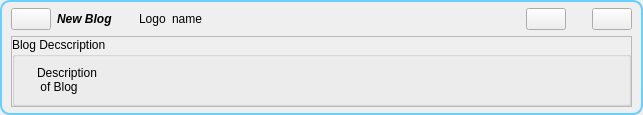
First picture: the form in retroshare-gui/src/gui/feeds/BlogNewItem.ui, repository RetroShare/RetroShare, before the edit.
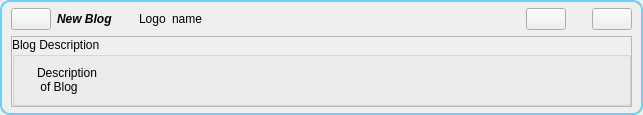
Second picture: the form after the edit. Icons and pictures are not drawn.

What changed in the file:
```diff
--- a/retroshare-gui/src/gui/feeds/BlogNewItem.ui
+++ b/retroshare-gui/src/gui/feeds/BlogNewItem.ui
@@ -215,7 +215,7 @@
          <item>
           <widget class="QGroupBox" name="groupBox">
            <property name="title">
-            <string>Blog Decscription</string>
+            <string>Blog Description</string>
            </property>
            <layout class="QHBoxLayout">
             <item>
```
